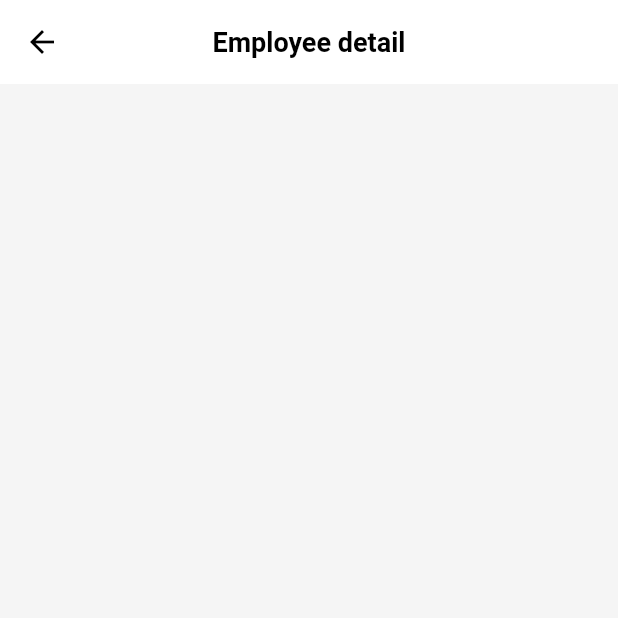
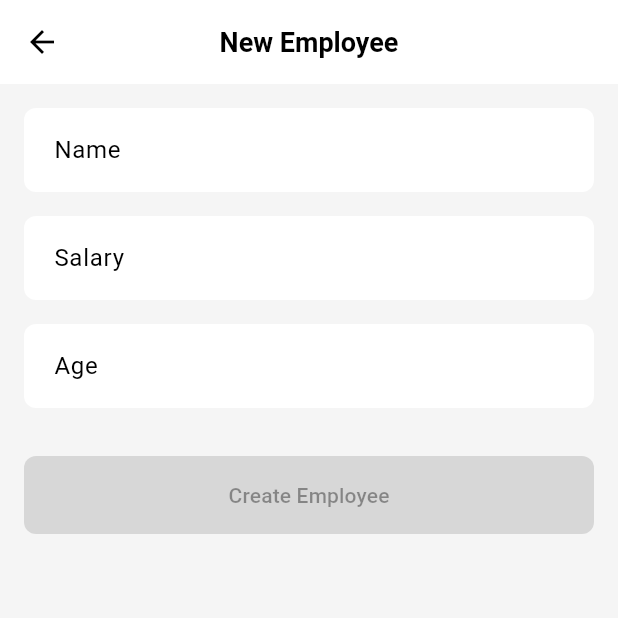
Before and after one commit to fedorstepanovv/carcutter_test_task, a Flutter app: the EmployeeDetailView screen opened by its route, on a phone screen of 412 x 824 dp, the top half of it. Run offline on Flutter 3.47's test engine with Material 3 defaults, Android fonts, the phone set to English and light mode, and no system bars; our stand-ins replace dio, flutter_bloc, formz, freezed_annotation, get_it, go_router and 1 more; network calls fail.

Commit message:
add employee create, read, update, delete

```diff
--- a/lib/core/theme/app_theme.dart
+++ b/lib/core/theme/app_theme.dart
@@ -52,6 +52,7 @@ class AppTheme {
       style: ElevatedButton.styleFrom(
         backgroundColor: AppColors.primary,
         foregroundColor: Colors.white,
+        minimumSize: const Size(double.infinity, 48),
         padding: const EdgeInsets.symmetric(vertical: 16),
         shape: RoundedRectangleBorder(borderRadius: BorderRadius.circular(8)),
         elevation: 0,
--- a/lib/features/app/router/router.dart
+++ b/lib/features/app/router/router.dart
@@ -1,4 +1,5 @@
 import 'package:carcutter_test/features/employees/employee.dart';
+import 'package:carcutter_test/features/employees/presentation/employee_detail/cubit/employee_detail_cubit.dart';
 import 'package:carcutter_test/features/employees/presentation/employees_feed/cubit/employees_feed_cubit.dart';
 import 'package:carcutter_test/locator.dart';
 import 'package:flutter/material.dart';
@@ -26,7 +27,12 @@ abstract class AppRouter {
             path: EmployeeDetailView.path,
             name: EmployeeDetailView.routeName,
             builder: (context, state) {
-              return EmployeeDetailView();
+              return BlocProvider<EmployeeDetailCubit>(
+                child: EmployeeDetailView(),
+                create: (context) =>
+                    EmployeeDetailCubit(sl.get<EmployeeRepository>())
+                      ..initialize(state.extra as EmployeeModel?),
+              );
             },
           ),
         ],
--- a/lib/features/employees/data/datasources/local_employee_data_source.dart
+++ b/lib/features/employees/data/datasources/local_employee_data_source.dart
@@ -8,6 +8,7 @@ abstract class LocalEmployeeDataSource {
   Future<EmployeeModel?> getEmployee(int id);
   Future<void> addEmployee(EmployeeModel employee);
   Future<void> deleteEmployee(int id);
+  Future<void> updateEmployee(EmployeeModel employee);
   Future<void> replaceEmployee(int oldId, EmployeeModel newEmployee);
 }
 
@@ -47,6 +48,12 @@ class LocalEmployeeDataSourceImpl implements LocalEmployeeDataSource {
   }
 
   @override
+  Future<void> updateEmployee(EmployeeModel employee) async {
+    final db = await _db;
+    await _store.record(employee.id).put(db, employee.toJson());
+  }
+
+  @override
   Future<void> replaceEmployee(int oldId, EmployeeModel newEmployee) async {
     final db = await _db;
     await db.transaction((txn) async {
--- /dev/null
+++ b/lib/features/employees/data/models/employee_input_model.dart
@@ -0,0 +1,14 @@
+import 'package:formz/formz.dart';
+
+enum RequiredValidationError { empty }
+
+class RequiredEmployeeInput
+    extends FormzInput<String, RequiredValidationError> {
+  const RequiredEmployeeInput.pure([super.value = '']) : super.pure();
+  const RequiredEmployeeInput.dirty([super.value = '']) : super.dirty();
+
+  @override
+  RequiredValidationError? validator(String value) {
+    return value.isNotEmpty ? null : RequiredValidationError.empty;
+  }
+}
--- a/lib/features/employees/data/repositories/employee_repository.dart
+++ b/lib/features/employees/data/repositories/employee_repository.dart
@@ -7,6 +7,7 @@ abstract class EmployeeRepository {
   Future<void> syncEmployees();
   Future<void> createEmployee(EmployeeModel employee);
   Future<void> deleteEmployee(int id);
+  Future<void> updateEmployee(EmployeeModel employee);
 }
 
 ///
@@ -36,7 +37,6 @@ class EmployeeRepositoryImpl implements EmployeeRepository {
 
     // Save locally first to update ui via stream
     await _localDataSource.addEmployee(tempEmployee);
-
     try {
       final payload = employee.toJson()..remove('id');
       final serverEmployee = await _remoteDataSource.createEmployee(payload);
@@ -51,17 +51,35 @@ class EmployeeRepositoryImpl implements EmployeeRepository {
   }
 
   @override
+  Future<void> updateEmployee(EmployeeModel employee) async {
+    final oldEmployee = await _localDataSource.getEmployee(employee.id);
+    await _localDataSource.updateEmployee(employee);
+    try {
+      final payload = employee.toJson()..remove('id');
+      final serverEmployee = await _remoteDataSource.updateEmployee(
+        employee.id,
+        payload,
+      );
+      await _localDataSource.updateEmployee(serverEmployee);
+    } catch (e) {
+      if (oldEmployee != null) {
+        await _localDataSource.updateEmployee(oldEmployee);
+      }
+    }
+  }
+
+  @override
   Future<void> deleteEmployee(int id) async {
     final backupEmployee = await _localDataSource.getEmployee(id);
-
+    if (backupEmployee == null) {
+      return;
+    }
     await _localDataSource.deleteEmployee(id);
 
     try {
       await _remoteDataSource.deleteEmployee(id);
     } catch (e) {
-      if (backupEmployee != null) {
-        await _localDataSource.addEmployee(backupEmployee);
-      }
+      await _localDataSource.addEmployee(backupEmployee);
       rethrow;
     }
   }
--- /dev/null
+++ b/lib/features/employees/presentation/employee_detail/cubit/employee_detail_cubit.dart
@@ -0,0 +1,123 @@
+import 'package:carcutter_test/core/exceptions/exceptions.dart';
+import 'package:carcutter_test/features/employees/data/models/employee_input_model.dart';
+import 'package:carcutter_test/features/employees/employee.dart';
+import 'package:flutter_bloc/flutter_bloc.dart';
+import 'package:formz/formz.dart';
+import 'package:freezed_annotation/freezed_annotation.dart';
+
+part 'employee_detail_state.dart';
+part 'employee_detail_cubit.freezed.dart';
+
+class EmployeeDetailCubit extends Cubit<EmployeeDetailState> {
+  final EmployeeRepository _repository;
+
+  EmployeeDetailCubit(this._repository) : super(const EmployeeDetailState());
+
+  void initialize(EmployeeModel? employee) {
+    if (employee != null) {
+      // Prefill data for existing employee
+      final name = RequiredEmployeeInput.pure(employee.employeeName);
+      final salary = RequiredEmployeeInput.pure(employee.employeeSalary);
+      final age = RequiredEmployeeInput.pure(employee.employeeAge);
+
+      emit(
+        state.copyWith(
+          employeeId: employee.id,
+          name: name,
+          salary: salary,
+          age: age,
+          isEditing: false,
+          isValid: Formz.validate([name, salary, age]),
+        ),
+      );
+    } else {
+      // Creation mode
+      emit(state.copyWith(isEditing: true, isValid: false));
+    }
+  }
+
+  void toggleEditMode() {
+    emit(state.copyWith(isEditing: !state.isEditing));
+  }
+
+  void nameChanged(String value) {
+    final name = RequiredEmployeeInput.dirty(value);
+    emit(
+      state.copyWith(
+        name: name,
+        isValid: Formz.validate([name, state.salary, state.age]),
+      ),
+    );
+  }
+
+  void salaryChanged(String value) {
+    final salary = RequiredEmployeeInput.dirty(value);
+    emit(
+      state.copyWith(
+        salary: salary,
+        isValid: Formz.validate([state.name, salary, state.age]),
+      ),
+    );
+  }
+
+  void ageChanged(String value) {
+    final age = RequiredEmployeeInput.dirty(value);
+    emit(
+      state.copyWith(
+        age: age,
+        isValid: Formz.validate([state.name, state.salary, age]),
+      ),
+    );
+  }
+
+  Future<void> submit() async {
+    if (!state.isValid) return;
+
+    emit(state.copyWith(status: FormzSubmissionStatus.inProgress));
+
+    try {
+      final employee = EmployeeModel(
+        id: state.employeeId ?? 0, // repo handles id manipulations
+        employeeName: state.name.value,
+        employeeSalary: state.salary.value,
+        employeeAge: state.age.value,
+        profileImage: '',
+      );
+
+      if (state.isNewEmployee) {
+        await _repository.createEmployee(employee);
+      } else {
+        await _repository.updateEmployee(employee);
+      }
+
+      emit(state.copyWith(status: FormzSubmissionStatus.success));
+    } on AppException catch (e) {
+      emit(state.copyWith(status: FormzSubmissionStatus.failure, failure: e));
+    } catch (_) {
+      emit(
+        state.copyWith(
+          status: FormzSubmissionStatus.failure,
+          failure: const AppException.unknown(),
+        ),
+      );
+    }
+  }
+
+  Future<void> deleteEmployee() async {
+    if (state.isNewEmployee || state.employeeId == null) return;
+    emit(state.copyWith(status: FormzSubmissionStatus.inProgress));
+    try {
+      await _repository.deleteEmployee(state.employeeId!);
+      emit(state.copyWith(status: FormzSubmissionStatus.success));
+    } on AppException catch (e) {
+      emit(state.copyWith(status: FormzSubmissionStatus.failure, failure: e));
+    } catch (_) {
+      emit(
+        state.copyWith(
+          status: FormzSubmissionStatus.failure,
+          failure: const AppException.unknown(),
+        ),
+      );
+    }
+  }
+}
--- /dev/null
+++ b/lib/features/employees/presentation/employee_detail/cubit/employee_detail_state.dart
@@ -0,0 +1,18 @@
+part of 'employee_detail_cubit.dart';
+
+@freezed
+abstract class EmployeeDetailState with _$EmployeeDetailState {
+  const EmployeeDetailState._();
+  const factory EmployeeDetailState({
+    @Default(RequiredEmployeeInput.pure()) RequiredEmployeeInput name,
+    @Default(RequiredEmployeeInput.pure()) RequiredEmployeeInput salary,
+    @Default(RequiredEmployeeInput.pure()) RequiredEmployeeInput age,
+    @Default(FormzSubmissionStatus.initial) FormzSubmissionStatus status,
+    @Default(false) bool isValid,
+    AppException? failure,
+    int? employeeId,
+    @Default(true) bool isEditing,
+  }) = _EmployeeDetailState;
+
+  bool get isNewEmployee => employeeId == null;
+}
--- a/lib/features/employees/presentation/employee_detail/employee_detail_view.dart
+++ b/lib/features/employees/presentation/employee_detail/employee_detail_view.dart
@@ -1,4 +1,9 @@
+import 'package:carcutter_test/features/employees/presentation/employee_detail/cubit/employee_detail_cubit.dart';
+import 'package:carcutter_test/features/employees/presentation/widgets/employee_form.dart';
+import 'package:carcutter_test/shared/extensions/app_extensions.dart';
 import 'package:flutter/material.dart';
+import 'package:flutter_bloc/flutter_bloc.dart';
+import 'package:formz/formz.dart';
 
 class EmployeeDetailView extends StatelessWidget {
   const EmployeeDetailView({super.key});
@@ -7,6 +12,72 @@ class EmployeeDetailView extends StatelessWidget {
 
   @override
   Widget build(BuildContext context) {
-    return Scaffold(appBar: AppBar(title: Text("Employee detail")));
+    return BlocListener<EmployeeDetailCubit, EmployeeDetailState>(
+      listenWhen: (previous, current) => previous.status != current.status,
+      listener: (context, state) {
+        if (state.status.isSuccess) {
+          Navigator.pop(context);
+          ScaffoldMessenger.of(context).showSnackBar(
+            const SnackBar(content: Text('Operation completed successfully')),
+          );
+        }
+        if (state.status.isFailure) {
+          ScaffoldMessenger.of(context).showSnackBar(
+            SnackBar(
+              backgroundColor: Theme.of(context).colorScheme.error,
+              content: Text(
+                state.failure?.mapErrorMessage() ?? 'Something went wrong',
+                style: TextStyle(color: Theme.of(context).colorScheme.onError),
+              ),
+            ),
+          );
+        }
+      },
+      child: GestureDetector(
+        onTap: () => FocusScope.of(context).unfocus(),
+        child: Scaffold(appBar: _FormAppBar(), body: EmployeeForm()),
+      ),
+    );
   }
 }
+
+class _FormAppBar extends StatelessWidget implements PreferredSizeWidget {
+  const _FormAppBar();
+
+  @override
+  Size get preferredSize => const Size.fromHeight(kToolbarHeight);
+
+  @override
+  Widget build(BuildContext context) {
+    final isNew = context.select(
+      (EmployeeDetailCubit c) => c.state.isNewEmployee,
+    );
+    final isEditing = context.select(
+      (EmployeeDetailCubit c) => c.state.isEditing,
+    );
+    final isSubmitting = context.select(
+      (EmployeeDetailCubit c) => c.state.status.isInProgress,
+    );
+
+    return AppBar(
+      title: Text(isNew ? 'New Employee' : 'Details'),
+      actions: [
+        if (!isNew)
+          IconButton(
+            icon: Icon(isEditing ? Icons.close : Icons.edit),
+            onPressed: () =>
+                context.read<EmployeeDetailCubit>().toggleEditMode(),
+          ),
+        if (!isNew && !isSubmitting)
+          IconButton(
+            icon: Icon(
+              Icons.delete_outline,
+              color: Theme.of(context).colorScheme.error,
+            ),
+            onPressed: () =>
+                context.read<EmployeeDetailCubit>().deleteEmployee(),
+          ),
+      ],
+    );
+  }
+}
--- /dev/null
+++ b/lib/features/employees/presentation/widgets/employee_form.dart
@@ -0,0 +1,147 @@
+import 'package:carcutter_test/features/employees/presentation/employee_detail/cubit/employee_detail_cubit.dart';
+import 'package:flutter/material.dart';
+import 'package:flutter_bloc/flutter_bloc.dart';
+import 'package:formz/formz.dart';
+
+class EmployeeForm extends StatelessWidget {
+  const EmployeeForm({super.key});
+
+  @override
+  Widget build(BuildContext context) {
+    return const SingleChildScrollView(
+      padding: EdgeInsets.all(16.0),
+      child: Column(
+        children: [
+          _NameInput(),
+          SizedBox(height: 16),
+          _SalaryInput(),
+          SizedBox(height: 16),
+          _AgeInput(),
+          SizedBox(height: 32),
+          _SubmitButton(),
+        ],
+      ),
+    );
+  }
+}
+
+class _NameInput extends StatelessWidget {
+  const _NameInput();
+
+  @override
+  Widget build(BuildContext context) {
+    final isEnabled = context.select(
+      (EmployeeDetailCubit c) => c.state.isEditing,
+    );
+    final displayError = context.select(
+      (EmployeeDetailCubit c) => c.state.name.displayError,
+    );
+
+    final initialValue = context.read<EmployeeDetailCubit>().state.name.value;
+
+    return TextFormField(
+      initialValue: initialValue,
+      enabled: isEnabled,
+      key: const Key('employeeForm_nameInput_textField'),
+      textInputAction: TextInputAction.next,
+      decoration: InputDecoration(
+        labelText: 'Name',
+        errorText: displayError != null ? 'Name is required' : null,
+      ),
+      onChanged: (value) =>
+          context.read<EmployeeDetailCubit>().nameChanged(value),
+    );
+  }
+}
+
+class _SalaryInput extends StatelessWidget {
+  const _SalaryInput();
+
+  @override
+  Widget build(BuildContext context) {
+    final isEnabled = context.select(
+      (EmployeeDetailCubit c) => c.state.isEditing,
+    );
+    final displayError = context.select(
+      (EmployeeDetailCubit c) => c.state.salary.displayError,
+    );
+    final initialValue = context.read<EmployeeDetailCubit>().state.salary.value;
+
+    return TextFormField(
+      key: const Key('employeeForm_salaryInput_textField'),
+      initialValue: initialValue,
+      enabled: isEnabled,
+      textInputAction: TextInputAction.next,
+      keyboardType: TextInputType.number,
+      decoration: InputDecoration(
+        labelText: 'Salary',
+        errorText: displayError != null ? 'Salary is required' : null,
+      ),
+      onChanged: (value) =>
+          context.read<EmployeeDetailCubit>().salaryChanged(value),
+    );
+  }
+}
+
+class _AgeInput extends StatelessWidget {
+  const _AgeInput();
+
+  @override
+  Widget build(BuildContext context) {
+    final isEnabled = context.select(
+      (EmployeeDetailCubit c) => c.state.isEditing,
+    );
+    final displayError = context.select(
+      (EmployeeDetailCubit c) => c.state.age.displayError,
+    );
+    final initialValue = context.read<EmployeeDetailCubit>().state.age.value;
+
+    return TextFormField(
+      initialValue: initialValue,
+      enabled: isEnabled,
+      textInputAction: TextInputAction.done,
+      keyboardType: TextInputType.number,
+      key: const Key('employeeForm_ageInput_textField'),
+      decoration: InputDecoration(
+        labelText: 'Age',
+        errorText: displayError != null ? 'Age is required' : null,
+      ),
+      onChanged: (value) =>
+          context.read<EmployeeDetailCubit>().ageChanged(value),
+    );
+  }
+}
+
+class _SubmitButton extends StatelessWidget {
+  const _SubmitButton();
+
+  @override
+  Widget build(BuildContext context) {
+    final isEditing = context.select(
+      (EmployeeDetailCubit c) => c.state.isEditing,
+    );
+    final isInProgress = context.select(
+      (EmployeeDetailCubit c) => c.state.status.isInProgress,
+    );
+    final isValid = context.select((EmployeeDetailCubit c) => c.state.isValid);
+    final isNew = context.select(
+      (EmployeeDetailCubit c) => c.state.isNewEmployee,
+    );
+
+    if (!isEditing) return const SizedBox.shrink();
+
+    return ElevatedButton(
+      style: ElevatedButton.styleFrom(),
+      onPressed: isValid && !isInProgress
+          ? () => context.read<EmployeeDetailCubit>().submit()
+          : null,
+      child: isInProgress
+          ? const SizedBox(
+              height: 20,
+              width: 20,
+              child: CircularProgressIndicator(strokeWidth: 2),
+            )
+          : Text(isNew ? 'Create Employee' : 'Update Employee'),
+    );
+  }
+}
--- a/lib/shared/extensions/app_extensions.dart
+++ b/lib/shared/extensions/app_extensions.dart
@@ -4,7 +4,8 @@ extension AppExceptionMapper on AppException {
   String mapErrorMessage() {
     return when(
       serverError: (code) => 'Server Error ($code). Please try again.',
-      networkError: () => 'No internet connection.',
+      networkError: () =>
+          'No internet connection. Enable internet connection to enjoy the full app experience.',
       validationError: (msg, _, _) => msg ?? 'Invalid Input',
       parseError: (_, _) =>
           'Something went wrong on our side. We are working on it!',
--- a/lib/shared/widgets/app_error_view.dart
+++ b/lib/shared/widgets/app_error_view.dart
@@ -14,7 +14,11 @@ class AppErrorView extends StatelessWidget {
         child: Column(
           mainAxisAlignment: MainAxisAlignment.center,
           children: [
-            const Icon(Icons.error_outline, size: 48, color: Colors.red),
+            Icon(
+              Icons.error_outline,
+              size: 48,
+              color: Theme.of(context).colorScheme.error,
+            ),
             const SizedBox(height: 16),
             Text(
               message,
--- a/pubspec.yaml
+++ b/pubspec.yaml
@@ -43,6 +43,7 @@ dependencies:
   go_router: ^17.1.0
   sembast: ^3.8.6
   path_provider: ^2.1.5
+  formz: ^0.8.0
 dev_dependencies:
   flutter_test:
     sdk: flutter
```
Also changed, not shown: lib/features/employees/data/datasources/remote_employee_data_source.dart (+14 -1 lines), lib/features/employees/presentation/employees_feed/employees_feed_view.dart (+17 -5 lines), lib/features/employees/presentation/employee_detail/cubit/employee_detail_cubit.freezed.dart (added), pubspec.lock.
